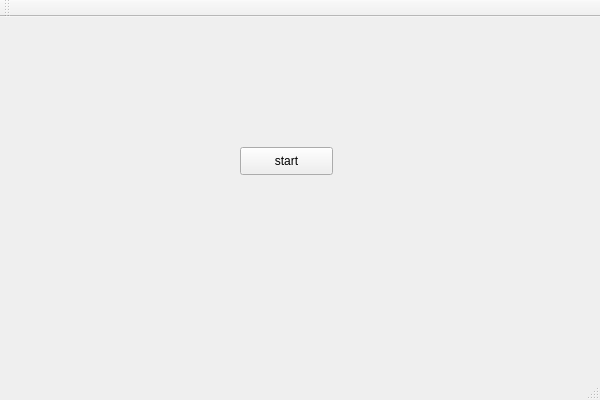
This is QtGuiApplication/QtGuiApplication.ui in xiaotong1996/MyFirstGame as Qt 5 draws it before an edit. The edited form follows.
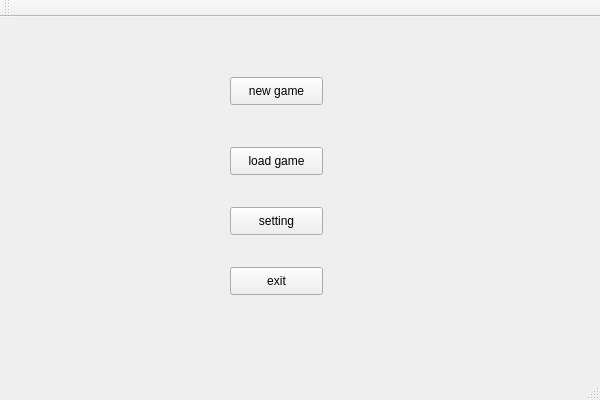
This is the edited form.

What changed in the file:
```diff
--- a/QtGuiApplication/QtGuiApplication.ui
+++ b/QtGuiApplication/QtGuiApplication.ui
@@ -17,14 +17,53 @@
    <widget class="QPushButton" name="pushButton">
     <property name="geometry">
      <rect>
-      <x>240</x>
+      <x>230</x>
+      <y>60</y>
+      <width>93</width>
+      <height>28</height>
+     </rect>
+    </property>
+    <property name="text">
+     <string>new game</string>
+    </property>
+   </widget>
+   <widget class="QPushButton" name="loadGameBtn">
+    <property name="geometry">
+     <rect>
+      <x>230</x>
       <y>130</y>
       <width>93</width>
       <height>28</height>
      </rect>
     </property>
     <property name="text">
-     <string>start</string>
+     <string>load game</string>
+    </property>
+   </widget>
+   <widget class="QPushButton" name="settingBtn">
+    <property name="geometry">
+     <rect>
+      <x>230</x>
+      <y>190</y>
+      <width>93</width>
+      <height>28</height>
+     </rect>
+    </property>
+    <property name="text">
+     <string>setting</string>
+    </property>
+   </widget>
+   <widget class="QPushButton" name="exitBtn">
+    <property name="geometry">
+     <rect>
+      <x>230</x>
+      <y>250</y>
+      <width>93</width>
+      <height>28</height>
+     </rect>
+    </property>
+    <property name="text">
+     <string>exit</string>
     </property>
    </widget>
   </widget>
```
Left out of the diff: 8 changed lines with no effect on the pictures.
